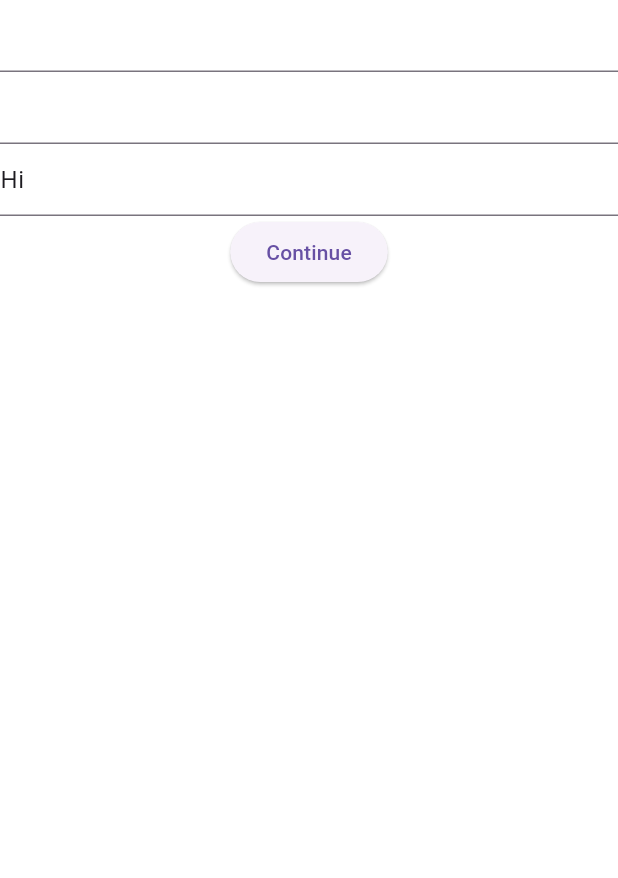
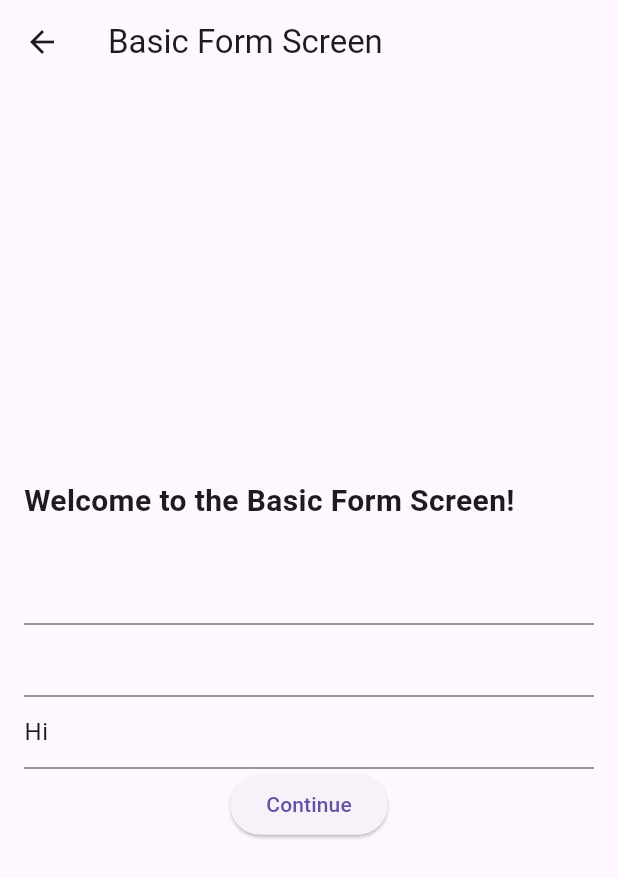
Before and after one commit to randy-kip/flutter-1-forms, a Flutter app: the MenuDrawer widget shown alone on an empty page, opened directly, after a tap on "Basic Form", on a phone screen of 412 x 824 dp. Shown: the top 878 px of the screen. Run offline on Flutter 3.47's test engine with Material 3 defaults, Android fonts, the phone set to English and light mode, and no system bars.

Commit message:
✨feat: feat: Integrate BasicForm widget into BasicFormScreen: Import the BasicForm widget from the 'lib/widgets/basic_form.dart' file to enhance code organization and reduce redundancy. The BasicForm widget is now used in the BasicFormScreen, providing a clean and modular structure.

```diff
--- a/lib/main.dart
+++ b/lib/main.dart
@@ -1,6 +1,6 @@
 import 'package:flutter/material.dart';
+import 'package:forms_fa/screens/basic_form_screen.dart';
 import 'package:forms_fa/shared/menu_drawer.dart';
-import 'package:forms_fa/widgets/basic_form.dart';
 import 'package:forms_fa/widgets/checkbox_form_field.dart';
 import 'package:forms_fa/widgets/checkbox_input.dart';
 import 'package:forms_fa/widgets/dropdown_input.dart';
@@ -34,7 +34,7 @@
       debugShowCheckedModeBanner: false,
       routes: {
         '/': (context) => const MyHomePage(title: 'FW'),
-        '/basic': (context) => const BasicForm(),
+        '/basic': (context) => const BasicFormScreen(),
         '/checkfield': (context) => CheckboxFormField(),
         '/checkinput': (context) => const CheckboxInput(),
         '/dropdown': (context) => const DropdownInput(),
--- /dev/null
+++ b/lib/screens/basic_form_screen.dart
@@ -0,0 +1,39 @@
+import 'package:flutter/material.dart';
+import 'package:forms_fa/widgets/basic_form.dart';
+
+class BasicFormScreen extends StatelessWidget {
+  const BasicFormScreen({Key? key}) : super(key: key);
+
+  @override
+  Widget build(BuildContext context) {
+    return Scaffold(
+      appBar: AppBar(
+        title: const Text('Basic Form Screen'),
+      ),
+      body: const Padding(
+        padding: EdgeInsets.all(16.0),
+        child: Column(
+          mainAxisAlignment: MainAxisAlignment.center,
+          crossAxisAlignment: CrossAxisAlignment.stretch,
+          children: [
+            Text(
+              'Welcome to the Basic Form Screen!',
+              style: TextStyle(
+                fontSize: 20,
+                fontWeight: FontWeight.bold,
+              ),
+            ),
+            SizedBox(height: 20),
+            BasicForm(), // Import and use the BasicForm widget directly
+          ],
+        ),
+      ),
+    );
+  }
+}
+
+void main() {
+  runApp(const MaterialApp(
+    home: BasicFormScreen(),
+  ));
+}
--- a/lib/shared/menu_drawer.dart
+++ b/lib/shared/menu_drawer.dart
@@ -1,6 +1,6 @@
 import 'package:flutter/material.dart';
 import 'package:forms_fa/main.dart';
-import 'package:forms_fa/widgets/basic_form.dart';
+import 'package:forms_fa/screens/basic_form_screen.dart';
 import 'package:forms_fa/widgets/checkbox_form_field.dart';
 import 'package:forms_fa/widgets/checkbox_input.dart';
 import 'package:forms_fa/widgets/dropdown_input.dart';
@@ -60,7 +60,7 @@ class MenuDrawer extends StatelessWidget {
               screen = const MyHomePage(title: 'Yop',);
               break;
             case 'Basic Form':
-              screen = const BasicForm();
+              screen = const BasicFormScreen();
               break;
             case 'Checkbox Form Field':
               screen = CheckboxFormField();
```
